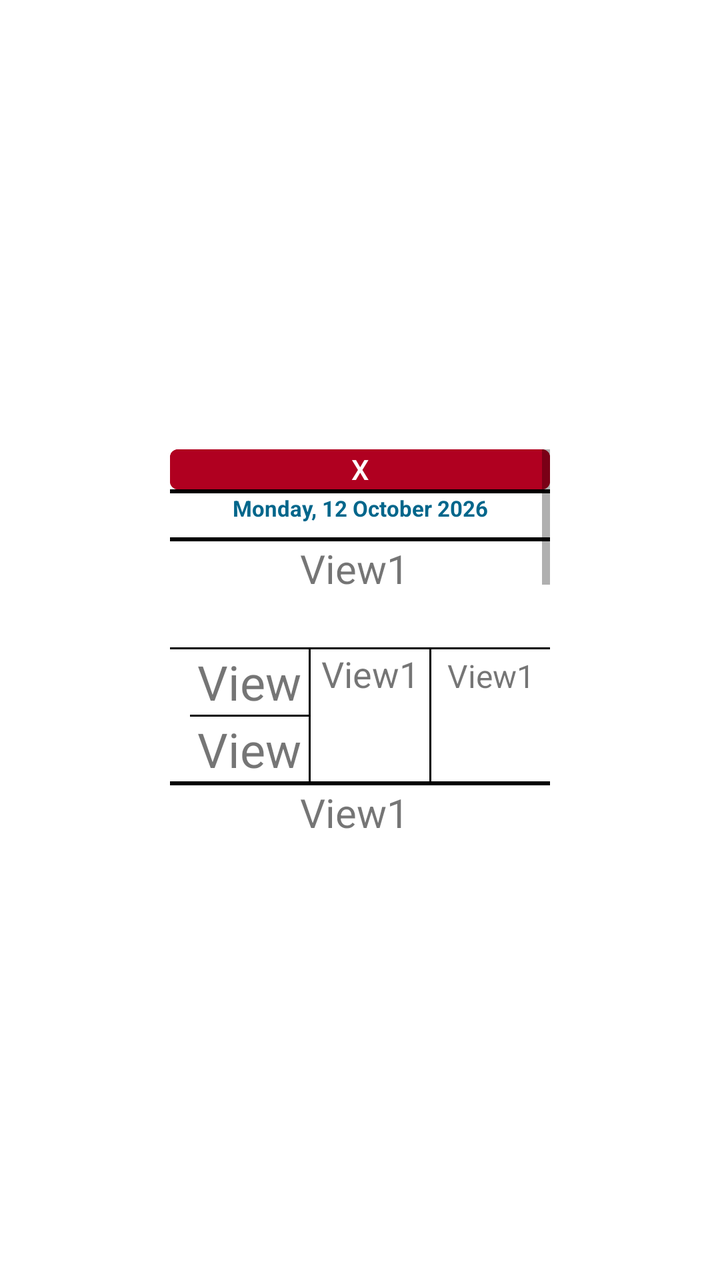
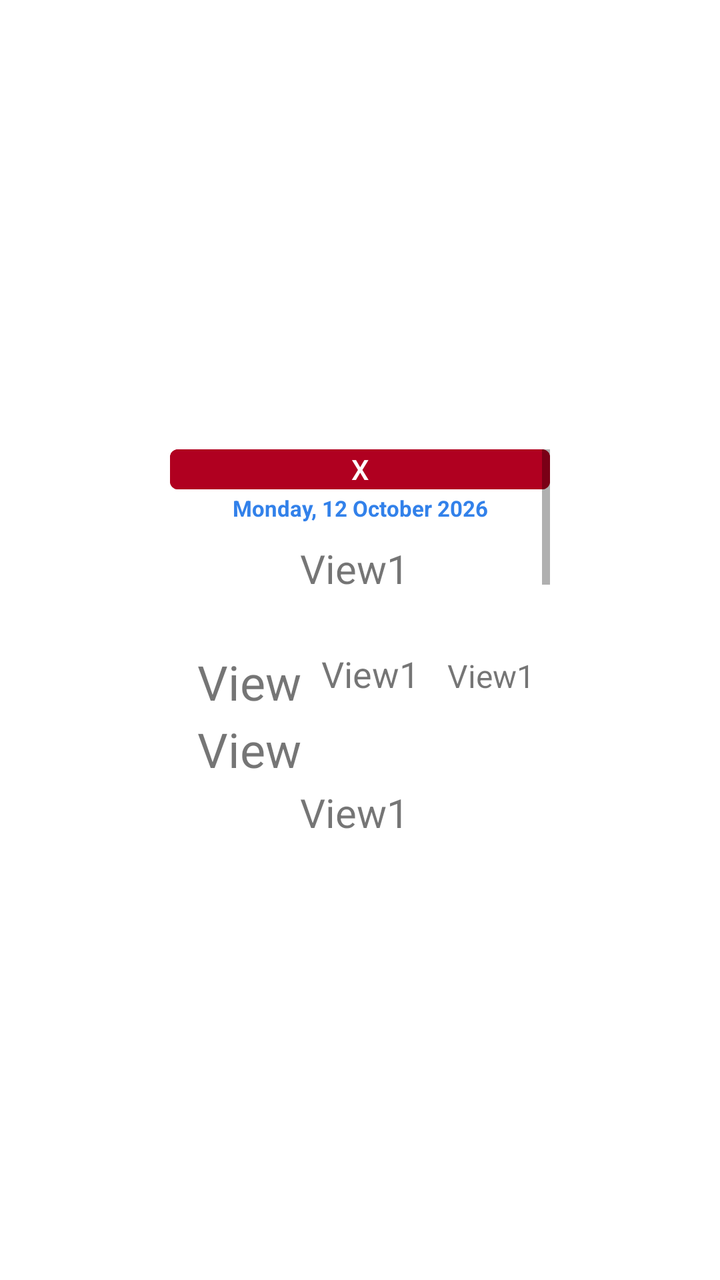

An Android layout rendered at two revisions. The XML below is the earlier revision; the diff shows what the commit changed to produce the second picture.
<!-- AndroidManifest.xml: another module's application theme Theme.FocusFinder -->
<!-- res/layout/activity_focus_main.xml -->
<?xml version="1.0" encoding="utf-8"?>
<androidx.constraintlayout.widget.ConstraintLayout xmlns:android="http://schemas.android.com/apk/res/android"
    xmlns:app="http://schemas.android.com/apk/res-auto"
    xmlns:tools="http://schemas.android.com/tools"
    android:id="@+id/main"
    android:layout_width="match_parent"
    android:layout_height="match_parent"
    tools:context=".focus_main">

    <ScrollView
        android:id="@+id/scroll_view"
        android:layout_width="190dp"
        android:layout_height="190dp"
        android:layout_marginStart="1dp"
        android:layout_marginEnd="1dp"
        android:layout_marginBottom="1dp"
        app:layout_constraintBottom_toBottomOf="parent"
        app:layout_constraintEnd_toEndOf="parent"
        app:layout_constraintStart_toStartOf="parent"
        app:layout_constraintTop_toTopOf="parent">

        <LinearLayout
            android:layout_width="match_parent"
            android:layout_height="wrap_content"
            android:orientation="vertical">

            <LinearLayout
                android:layout_width="match_parent"
                android:layout_height="20dp"
                android:orientation="horizontal">

                <Button
                    android:id="@+id/exit"
                    android:layout_width="wrap_content"
                    android:layout_height="wrap_content"
                    android:layout_margin="0dp"
                    android:layout_weight="0.05"
                    android:backgroundTint="@color/design_default_color_error"
                    android:insetTop="0dp"
                    android:insetBottom="0dp"
                    android:padding="0dp"
                    android:text="X" />

            </LinearLayout>

            <View
                android:id="@+id/view"
                android:layout_width="match_parent"
                android:layout_height="2dp"
                android:background="@color/design_default_color_on_secondary" />

            <TextView
                android:id="@+id/view7"
                android:layout_width="match_parent"
                android:layout_height="22dp"
                android:singleLine="true"
                android:text="@string/current_date"
                android:textAlignment="center"
                android:textColor="@android:color/system_accent1_600"
                android:textSize="11dp"
                android:textStyle="bold" />

            <View
                android:id="@+id/view10"
                android:layout_width="match_parent"
                android:layout_height="2dp"
                android:background="@color/design_default_color_on_secondary" />

            <LinearLayout
                android:layout_width="match_parent"
                android:layout_height="120dp"
                android:layout_weight="0.5"
                android:orientation="vertical">

                <TextView
                    android:id="@+id/v1title"
                    android:layout_width="match_parent"
                    android:layout_height="match_parent"
                    android:layout_marginLeft="0dp"
                    android:layout_marginTop="0dp"
                    android:layout_marginRight="0dp"
                    android:layout_weight="0.5"
                    android:gravity="top"
                    android:paddingRight="5dp"
                    android:text="View1"
                    android:textAlignment="center"
                    android:textSize="20dp" />

                <View
                    android:id="@+id/view2"
                    android:layout_width="match_parent"
                    android:layout_height="1dp"
                    android:layout_weight="0"
                    android:background="@color/design_default_color_on_secondary" />

                <LinearLayout
                    android:layout_width="match_parent"
                    android:layout_height="match_parent"
                    android:layout_weight="0.4"
                    android:orientation="horizontal"
                    android:paddingLeft="10dp">

                    <LinearLayout
                        android:layout_width="match_parent"
                        android:layout_height="match_parent"
                        android:layout_weight="1"
                        android:orientation="vertical">

                        <TextView
                            android:id="@+id/v1time"
                            android:layout_width="match_parent"
                            android:layout_height="wrap_content"
                            android:layout_marginTop="0dp"
                            android:layout_weight="1"
                            android:gravity="center"
                            android:text="View1"
                            android:textSize="24dp" />

                        <View
                            android:id="@+id/view6"
                            android:layout_width="match_parent"
                            android:layout_height="1dp"
                            android:layout_weight="0"
                            android:background="@color/design_default_color_on_secondary" />

                        <TextView
                            android:id="@+id/v1time2"
                            android:layout_width="match_parent"
                            android:layout_height="wrap_content"
                            android:layout_marginTop="0dp"
                            android:layout_weight="1"
                            android:gravity="center"
                            android:text="View1"
                            android:textSize="24dp" />
                    </LinearLayout>

                    <View
                        android:id="@+id/view4"
                        android:layout_width="1dp"
                        android:layout_height="wrap_content"
                        android:layout_weight="0"
                        android:background="@color/design_default_color_on_secondary" />

                    <TextView
                        android:id="@+id/v1room"
                        android:layout_width="match_parent"
                        android:layout_height="wrap_content"
                        android:layout_marginTop="0dp"
                        android:layout_weight="1"
                        android:gravity="center"
                        android:text="View1"
                        android:textSize="18dp" />

                    <View
                        android:id="@+id/view5"
                        android:layout_width="1dp"
                        android:layout_height="wrap_content"
                        android:layout_weight="0"
                        android:background="@color/design_default_color_on_secondary" />

                    <TextView
                        android:id="@+id/v1staff"
                        android:layout_width="match_parent"
                        android:layout_height="wrap_content"
                        android:layout_marginTop="0dp"
                        android:layout_weight="1"
                        android:gravity="center"
                        android:text="View1"
                        android:textSize="16dp" />

                </LinearLayout>

            </LinearLayout>

            <View
                android:id="@+id/view11"
                android:layout_width="match_parent"
                android:layout_height="2dp"
                android:background="@color/design_default_color_on_secondary" />

            <LinearLayout
                android:layout_width="match_parent"
                android:layout_height="120dp"
                android:orientation="vertical">

                <TextView
                    android:id="@+id/v2title"
                    android:layout_width="match_parent"
                    android:layout_height="match_parent"
                    android:layout_marginLeft="0dp"
                    android:layout_marginTop="0dp"
                    android:layout_marginRight="0dp"
                    android:layout_weight="0.5"
                    android:gravity="top"
                    android:paddingRight="5dp"
                    android:text="View1"
                    android:textAlignment="center"
                    android:textSize="20dp" />

                <View
                    android:id="@+id/view8"
                    android:layout_width="match_parent"
                    android:layout_height="1dp"
                    android:layout_weight="0"
                    android:background="@color/design_default_color_on_secondary" />

                <LinearLayout
                    android:layout_width="match_parent"
                    android:layout_height="match_parent"
                    android:layout_weight="0.4"
                    android:orientation="horizontal"
                    android:paddingLeft="10dp">

                    <LinearLayout
                        android:layout_width="match_parent"
                        android:layout_height="match_parent"
                        android:layout_weight="0.5"
                        android:orientation="vertical">

                        <TextView
                            android:id="@+id/v2time"
                            android:layout_width="match_parent"
                            android:layout_height="wrap_content"
                            android:layout_marginTop="0dp"
                            android:layout_weight="1"
                            android:gravity="center"
                            android:text="View1"
                            android:textSize="24dp" />

                        <View
                            android:id="@+id/view16"
                            android:layout_width="match_parent"
                            android:layout_height="1dp"
                            android:layout_weight="0"
                            android:background="@color/design_default_color_on_secondary" />

                        <TextView
                            android:id="@+id/v2time2"
                            android:layout_width="match_parent"
                            android:layout_height="wrap_content"
                            android:layout_marginTop="0dp"
                            android:layout_weight="1"
                            android:gravity="center"
                            android:text="View1"
                            android:textSize="24dp" />
                    </LinearLayout>

                    <View
                        android:id="@+id/view9"
                        android:layout_width="1dp"
                        android:layout_height="wrap_content"
                        android:layout_weight="0"
                        android:background="@color/design_default_color_on_secondary" />

                    <TextView
                        android:id="@+id/v2room"
                        android:layout_width="match_parent"
                        android:layout_height="wrap_content"
                        android:layout_marginTop="0dp"
                        android:layout_weight="0.5"
                        android:gravity="center"
                        android:text="View1"
                        android:textSize="18dp" />

                    <View
                        android:id="@+id/view15"
                        android:layout_width="1dp"
                        android:layout_height="wrap_content"
                        android:layout_weight="0"
                        android:background="@color/design_default_color_on_secondary" />

                    <TextView
                        android:id="@+id/v2staff"
                        android:layout_width="match_parent"
                        android:layout_height="wrap_content"
                        android:layout_marginTop="0dp"
                        android:layout_weight="0.5"
                        android:gravity="center"
                        android:text="View1"
                        android:textSize="16dp" />

                </LinearLayout>

            </LinearLayout>

            <View
                android:id="@+id/view12"
                android:layout_width="match_parent"
                android:layout_height="2dp"
                android:background="@color/design_default_color_on_secondary" />

            <LinearLayout
                android:layout_width="match_parent"
                android:layout_height="120dp"
                android:orientation="vertical">

                <TextView
                    android:id="@+id/v3title"
                    android:layout_width="match_parent"
                    android:layout_height="match_parent"
                    android:layout_marginLeft="0dp"
                    android:layout_marginTop="0dp"
                    android:layout_marginRight="0dp"
                    android:layout_weight="0.5"
                    android:gravity="top"
                    android:paddingRight="5dp"
                    android:text="View1"
                    android:textAlignment="center"
                    android:textSize="20dp" />

                <View
                    android:id="@+id/view21"
                    android:layout_width="match_parent"
                    android:layout_height="1dp"
                    android:layout_weight="0"
                    android:background="@color/design_default_color_on_secondary" />

                <LinearLayout
                    android:layout_width="match_parent"
                    android:layout_height="match_parent"
                    android:layout_weight="0.4"
                    android:orientation="horizontal"
                    android:paddingLeft="10dp">

                    <LinearLayout
                        android:layout_width="match_parent"
                        android:layout_height="match_parent"
                        android:layout_weight="0.5"
                        android:orientation="vertical">

                        <TextView
                            android:id="@+id/v3time"
                            android:layout_width="match_parent"
                            android:layout_height="wrap_content"
                            android:layout_marginTop="0dp"
                            android:layout_weight="0.5"
                            android:text="View1"
                            android:textSize="24dp" />

                        <View
                            android:id="@+id/view23"
                            android:layout_width="match_parent"
                            android:layout_height="1dp"
                            android:layout_weight="0"
                            android:background="@color/design_default_color_on_secondary" />

                        <TextView
                            android:id="@+id/v3time2"
                            android:layout_width="match_parent"
                            android:layout_height="wrap_content"
                            android:layout_marginTop="0dp"
                            android:layout_weight="0.5"
                            android:text="View1"
                            android:textSize="24dp" />
                    </LinearLayout>

                    <View
                        android:id="@+id/view17"
                        android:layout_width="1dp"
                        android:layout_height="wrap_content"
                        android:layout_weight="0"
                        android:background="@color/design_default_color_on_secondary" />

                    <TextView
                        android:id="@+id/v3room"
                        android:layout_width="match_parent"
                        android:layout_height="wrap_content"
                        android:layout_marginTop="0dp"
                        android:layout_weight="0.5"
                        android:gravity="center"
                        android:text="View1"
                        android:textSize="18dp" />

                    <View
                        android:id="@+id/view18"
                        android:layout_width="1dp"
                        android:layout_height="wrap_content"
                        android:layout_weight="0"
                        android:background="@color/design_default_color_on_secondary" />

                    <TextView
                        android:id="@+id/v3staff"
                        android:layout_width="match_parent"
                        android:layout_height="wrap_content"
                        android:layout_marginTop="0dp"
                        android:layout_weight="0.5"
                        android:gravity="center"
                        android:text="View1"
                        android:textSize="16dp" />
                </LinearLayout>

            </LinearLayout>

            <View
                android:id="@+id/view13"
                android:layout_width="match_parent"
                android:layout_height="2dp"
                android:background="@color/design_default_color_on_secondary" />

            <LinearLayout
                android:layout_width="match_parent"
                android:layout_height="120dp"
                android:orientation="vertical">

                <TextView
                    android:id="@+id/v4title"
                    android:layout_width="match_parent"
                    android:layout_height="match_parent"
                    android:layout_marginLeft="0dp"
                    android:layout_marginTop="0dp"
                    android:layout_marginRight="0dp"
                    android:layout_weight="0.5"
                    android:gravity="top"
                    android:paddingRight="5dp"
                    android:text="View1"
                    android:textAlignment="center"
                    android:textSize="20dp" />

                <View
                    android:id="@+id/view22"
                    android:layout_width="match_parent"
                    android:layout_height="1dp"
                    android:layout_weight="0"
                    android:background="@color/design_default_color_on_secondary" />

                <LinearLayout
                    android:layout_width="match_parent"
                    android:layout_height="match_parent"
                    android:layout_weight="0.4"
                    android:orientation="horizontal"
                    android:paddingLeft="10dp">

                    <LinearLayout
                        android:layout_width="match_parent"
                        android:layout_height="match_parent"
                        android:layout_weight="0.5"
                        android:orientation="vertical">

                        <TextView
                            android:id="@+id/v4time"
                            android:layout_width="match_parent"
                            android:layout_height="wrap_content"
                            android:layout_marginTop="0dp"
                            android:layout_weight="0.5"
                            android:text="View1"
                            android:textSize="24dp" />

                        <View
                            android:id="@+id/view24"
                            android:layout_width="match_parent"
                            android:layout_height="1dp"
                            android:layout_weight="0"
                            android:background="@color/design_default_color_on_secondary" />

                        <TextView
                            android:id="@+id/v4time2"
                            android:layout_width="match_parent"
                            android:layout_height="wrap_content"
                            android:layout_marginTop="0dp"
                            android:layout_weight="0.5"
                            android:text="View1"
                            android:textSize="24dp" />
                    </LinearLayout>

                    <View
                        android:id="@+id/view19"
                        android:layout_width="1dp"
                        android:layout_height="wrap_content"
                        android:layout_weight="0"
                        android:background="@color/design_default_color_on_secondary" />

                    <TextView
                        android:id="@+id/v4room"
                        android:layout_width="match_parent"
                        android:layout_height="wrap_content"
                        android:layout_marginTop="0dp"
                        android:layout_weight="0.5"
                        android:gravity="center"
                        android:text="View1"
                        android:textSize="18dp" />

                    <View
                        android:id="@+id/view20"
                        android:layout_width="1dp"
                        android:layout_height="wrap_content"
                        android:layout_weight="0"
                        android:background="@color/design_default_color_on_secondary" />

                    <TextView
                        android:id="@+id/v4staff"
                        android:layout_width="match_parent"
                        android:layout_height="wrap_content"
                        android:layout_marginTop="0dp"
                        android:layout_weight="0.5"
                        android:gravity="center"
                        android:text="View1"
                        android:textSize="16dp" />
                </LinearLayout>

            </LinearLayout>

            <View
                android:id="@+id/view14"
                android:layout_width="match_parent"
                android:layout_height="2dp"
                android:background="@color/design_default_color_on_secondary" />

        </LinearLayout>
    </ScrollView>

</androidx.constraintlayout.widget.ConstraintLayout>
<!-- resources referenced by this layout -->
<resources>
  <string name="current_date">Monday, 12 October 2026</string>
  <style name="Theme.FocusFinder" parent="Theme.MaterialComponents.DayNight.DarkActionBar">
          
          <item name="colorPrimary">@color/purple_500</item>
          <item name="colorPrimaryVariant">@color/purple_700</item>
          <item name="colorOnPrimary">@color/white</item>
          
          <item name="colorSecondary">@color/teal_200</item>
          <item name="colorSecondaryVariant">@color/teal_700</item>
          <item name="colorOnSecondary">@color/black</item>
          
          <item name="android:statusBarColor">?attr/colorPrimaryVariant</item>
          
      </style>
  <color name="purple_500">#FF6200EE</color>
  <color name="purple_700">#FF3700B3</color>
  <color name="white">#FFFFFFFF</color>
  <color name="teal_200">#FF03DAC5</color>
  <color name="teal_700">#FF018786</color>
  <color name="black">#FF000000</color>
</resources>

<!-- the commit's change to res/layout/activity_focus_main.xml (unified diff, before → after) -->
@@ -39,7 +39,8 @@
                     android:insetTop="0dp"
                     android:insetBottom="0dp"
                     android:padding="0dp"
-                    android:text="X" />
+                    android:text="X"
+                    android:textColor="@color/ic_launcher_background" />
 
             </LinearLayout>
 
@@ -47,7 +48,7 @@
                 android:id="@+id/view"
                 android:layout_width="match_parent"
                 android:layout_height="2dp"
-                android:background="@color/design_default_color_on_secondary" />
+                android:background="@color/design_default_color_on_primary" />
 
             <TextView
                 android:id="@+id/view7"
@@ -56,7 +57,7 @@
                 android:singleLine="true"
                 android:text="@string/current_date"
                 android:textAlignment="center"
-                android:textColor="@android:color/system_accent1_600"
+                android:textColor="@color/blue_cool"
                 android:textSize="11dp"
                 android:textStyle="bold" />
 
@@ -64,7 +65,7 @@
                 android:id="@+id/view10"
                 android:layout_width="match_parent"
                 android:layout_height="2dp"
-                android:background="@color/design_default_color_on_secondary" />
+                android:background="@color/design_default_color_on_primary" />
 
             <LinearLayout
                 android:layout_width="match_parent"
@@ -91,7 +92,7 @@
                     android:layout_width="match_parent"
                     android:layout_height="1dp"
                     android:layout_weight="0"
-                    android:background="@color/design_default_color_on_secondary" />
+                    android:background="@color/design_default_color_on_primary" />
 
                 <LinearLayout
                     android:layout_width="match_parent"
@@ -121,7 +122,7 @@
                             android:layout_width="match_parent"
                             android:layout_height="1dp"
                             android:layout_weight="0"
-                            android:background="@color/design_default_color_on_secondary" />
+                            android:background="@color/design_default_color_on_primary" />
 
                         <TextView
                             android:id="@+id/v1time2"
@@ -139,7 +140,7 @@
                         android:layout_width="1dp"
                         android:layout_height="wrap_content"
                         android:layout_weight="0"
-                        android:background="@color/design_default_color_on_secondary" />
+                        android:background="@color/design_default_color_on_primary" />
 
                     <TextView
                         android:id="@+id/v1room"
@@ -156,7 +157,7 @@
                         android:layout_width="1dp"
                         android:layout_height="wrap_content"
                         android:layout_weight="0"
-                        android:background="@color/design_default_color_on_secondary" />
+                        android:background="@color/design_default_color_on_primary" />
 
                     <TextView
                         android:id="@+id/v1staff"
@@ -176,7 +177,7 @@
                 android:id="@+id/view11"
                 android:layout_width="match_parent"
                 android:layout_height="2dp"
-                android:background="@color/design_default_color_on_secondary" />
+                android:background="@color/design_default_color_on_primary" />
 
             <LinearLayout
                 android:layout_width="match_parent"
@@ -202,7 +203,7 @@
                     android:layout_width="match_parent"
                     android:layout_height="1dp"
                     android:layout_weight="0"
-                    android:background="@color/design_default_color_on_secondary" />
+                    android:background="@color/design_default_color_on_primary" />
 
                 <LinearLayout
                     android:layout_width="match_parent"
@@ -232,7 +233,7 @@
                             android:layout_width="match_parent"
                             android:layout_height="1dp"
                             android:layout_weight="0"
-                            android:background="@color/design_default_color_on_secondary" />
+                            android:background="@color/design_default_color_on_primary" />
 
                         <TextView
                             android:id="@+id/v2time2"
@@ -250,7 +251,7 @@
                         android:layout_width="1dp"
                         android:layout_height="wrap_content"
                         android:layout_weight="0"
-                        android:background="@color/design_default_color_on_secondary" />
+                        android:background="@color/design_default_color_on_primary" />
 
                     <TextView
                         android:id="@+id/v2room"
@@ -267,7 +268,7 @@
                         android:layout_width="1dp"
                         android:layout_height="wrap_content"
                         android:layout_weight="0"
-                        android:background="@color/design_default_color_on_secondary" />
+                        android:background="@color/design_default_color_on_primary" />
 
                     <TextView
                         android:id="@+id/v2staff"
@@ -287,7 +288,7 @@
                 android:id="@+id/view12"
                 android:layout_width="match_parent"
                 android:layout_height="2dp"
-                android:background="@color/design_default_color_on_secondary" />
+                android:background="@color/design_default_color_on_primary" />
 
             <LinearLayout
                 android:layout_width="match_parent"
@@ -313,7 +314,7 @@
                     android:layout_width="match_parent"
                     android:layout_height="1dp"
                     android:layout_weight="0"
-                    android:background="@color/design_default_color_on_secondary" />
+                    android:background="@color/design_default_color_on_primary" />
 
                 <LinearLayout
                     android:layout_width="match_parent"
@@ -342,7 +343,7 @@
                             android:layout_width="match_parent"
                             android:layout_height="1dp"
                             android:layout_weight="0"
-                            android:background="@color/design_default_color_on_secondary" />
+                            android:background="@color/design_default_color_on_primary" />
 
                         <TextView
                             android:id="@+id/v3time2"
@@ -359,7 +360,7 @@
                         android:layout_width="1dp"
                         android:layout_height="wrap_content"
                         android:layout_weight="0"
-                        android:background="@color/design_default_color_on_secondary" />
+                        android:background="@color/design_default_color_on_primary" />
 
                     <TextView
                         android:id="@+id/v3room"
@@ -376,7 +377,7 @@
                         android:layout_width="1dp"
                         android:layout_height="wrap_content"
                         android:layout_weight="0"
-                        android:background="@color/design_default_color_on_secondary" />
+                        android:background="@color/design_default_color_on_primary" />
 
                     <TextView
                         android:id="@+id/v3staff"
@@ -395,7 +396,7 @@
                 android:id="@+id/view13"
                 android:layout_width="match_parent"
                 android:layout_height="2dp"
-                android:background="@color/design_default_color_on_secondary" />
+                android:background="@color/design_default_color_on_primary" />
 
             <LinearLayout
                 android:layout_width="match_parent"
@@ -421,7 +422,7 @@
                     android:layout_width="match_parent"
                     android:layout_height="1dp"
                     android:layout_weight="0"
-                    android:background="@color/design_default_color_on_secondary" />
+                    android:background="@color/design_default_color_on_primary" />
 
                 <LinearLayout
                     android:layout_width="match_parent"
@@ -450,7 +451,7 @@
                             android:layout_width="match_parent"
                             android:layout_height="1dp"
                             android:layout_weight="0"
-                            android:background="@color/design_default_color_on_secondary" />
+                            android:background="@color/design_default_color_on_primary" />
 
                         <TextView
                             android:id="@+id/v4time2"
@@ -467,7 +468,7 @@
                         android:layout_width="1dp"
                         android:layout_height="wrap_content"
                         android:layout_weight="0"
-                        android:background="@color/design_default_color_on_secondary" />
+                        android:background="@color/design_default_color_on_primary" />
 
                     <TextView
                         android:id="@+id/v4room"
@@ -484,7 +485,7 @@
                         android:layout_width="1dp"
                         android:layout_height="wrap_content"
                         android:layout_weight="0"
-                        android:background="@color/design_default_color_on_secondary" />
+                        android:background="@color/design_default_color_on_primary" />
 
                     <TextView
                         android:id="@+id/v4staff"
@@ -503,7 +504,7 @@
                 android:id="@+id/view14"
                 android:layout_width="match_parent"
                 android:layout_height="2dp"
-                android:background="@color/design_default_color_on_secondary" />
+                android:background="@color/design_default_color_on_primary" />
 
         </LinearLayout>
     </ScrollView>
<!-- resource entries referenced after the edit -->
@@ -1,5 +1,7 @@
 <!-- resources referenced by this layout -->
 <resources>
+  <color name="blue_cool">#FF3281EA</color>
+  <color name="ic_launcher_background">#FFFFFF</color>
   <string name="current_date">Monday, 12 October 2026</string>
   <style name="Theme.FocusFinder" parent="Theme.MaterialComponents.DayNight.DarkActionBar">
           
